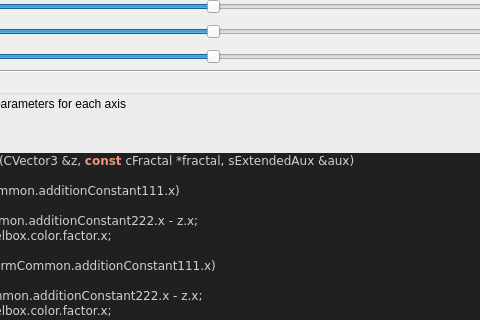
Old version of the form mandelbulber2/formula/ui/fractal_transf_box_fold_xyz.ui in the repository buddhi1980/mandelbulber2; both pictures show x 198 to 678 and y 82 to 402 of the 826 by 912 pixel window.
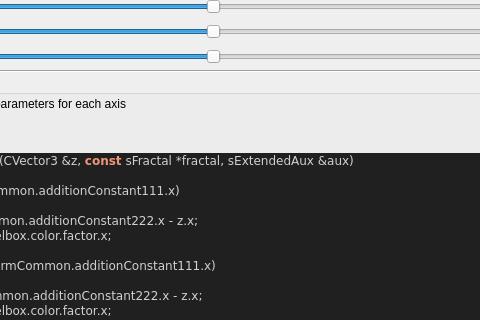
New version of the form. Custom widgets are drawn as their Qt base class.

Patch:
```diff
--- a/mandelbulber2/formula/ui/fractal_transf_box_fold_xyz.ui
+++ b/mandelbulber2/formula/ui/fractal_transf_box_fold_xyz.ui
@@ -433,7 +433,7 @@
 &lt;/table&gt;
 &lt;h3&gt;Code&lt;/h3&gt;
 &lt;body style=&quot;background-color:#202020&quot;&gt;
-&lt;pre style=&quot;color:#d0d0d0; background-color:#202020;  font-family:'Courier New',monospace;&quot;&gt;&lt;span style=&quot;color:#f09479; font-weight:bold&quot;&gt;void&lt;/span&gt; &lt;span style=&quot;color:#e47eed&quot;&gt;TransfBoxFoldXYZIteration&lt;/span&gt;&lt;span style=&quot;color:#d0d0d0&quot;&gt;(&lt;/span&gt;CVector3 &lt;span style=&quot;color:#d0d0d0&quot;&gt;&amp;amp;&lt;/span&gt;z&lt;span style=&quot;color:#d0d0d0&quot;&gt;,&lt;/span&gt; &lt;span style=&quot;color:#f09479; font-weight:bold&quot;&gt;const&lt;/span&gt; cFractal &lt;span style=&quot;color:#d0d0d0&quot;&gt;*&lt;/span&gt;fractal&lt;span style=&quot;color:#d0d0d0&quot;&gt;,&lt;/span&gt; sExtendedAux &lt;span style=&quot;color:#d0d0d0&quot;&gt;&amp;amp;&lt;/span&gt;aux&lt;span style=&quot;color:#d0d0d0&quot;&gt;)&lt;/span&gt;
+&lt;pre style=&quot;color:#d0d0d0; background-color:#202020;  font-family:'Courier New',monospace;&quot;&gt;&lt;span style=&quot;color:#f09479; font-weight:bold&quot;&gt;void&lt;/span&gt; &lt;span style=&quot;color:#e47eed&quot;&gt;TransfBoxFoldXYZIteration&lt;/span&gt;&lt;span style=&quot;color:#d0d0d0&quot;&gt;(&lt;/span&gt;CVector3 &lt;span style=&quot;color:#d0d0d0&quot;&gt;&amp;amp;&lt;/span&gt;z&lt;span style=&quot;color:#d0d0d0&quot;&gt;,&lt;/span&gt; &lt;span style=&quot;color:#f09479; font-weight:bold&quot;&gt;const&lt;/span&gt; sFractal &lt;span style=&quot;color:#d0d0d0&quot;&gt;*&lt;/span&gt;fractal&lt;span style=&quot;color:#d0d0d0&quot;&gt;,&lt;/span&gt; sExtendedAux &lt;span style=&quot;color:#d0d0d0&quot;&gt;&amp;amp;&lt;/span&gt;aux&lt;span style=&quot;color:#d0d0d0&quot;&gt;)&lt;/span&gt;
 &lt;span style=&quot;color:#d0d0d0&quot;&gt;{&lt;/span&gt;
   &lt;span style=&quot;color:#7ec0ee; font-weight:bold&quot;&gt;if&lt;/span&gt; &lt;span style=&quot;color:#d0d0d0&quot;&gt;(&lt;/span&gt;z&lt;span style=&quot;color:#d0d0d0&quot;&gt;.&lt;/span&gt;x &lt;span style=&quot;color:#d0d0d0&quot;&gt;&amp;gt;&lt;/span&gt; fractal&lt;span style=&quot;color:#d0d0d0&quot;&gt;-&amp;gt;&lt;/span&gt;transformCommon&lt;span style=&quot;color:#d0d0d0&quot;&gt;.&lt;/span&gt;additionConstant111&lt;span style=&quot;color:#d0d0d0&quot;&gt;.&lt;/span&gt;x&lt;span style=&quot;color:#d0d0d0&quot;&gt;)&lt;/span&gt;
   &lt;span style=&quot;color:#d0d0d0&quot;&gt;{&lt;/span&gt;
```
